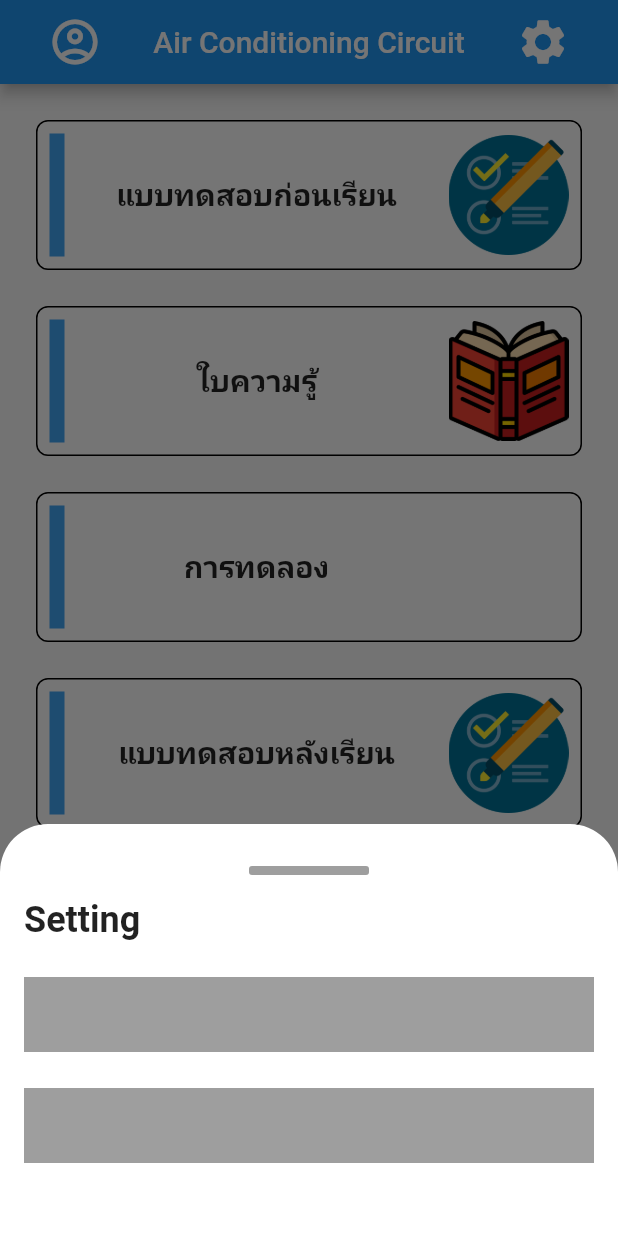
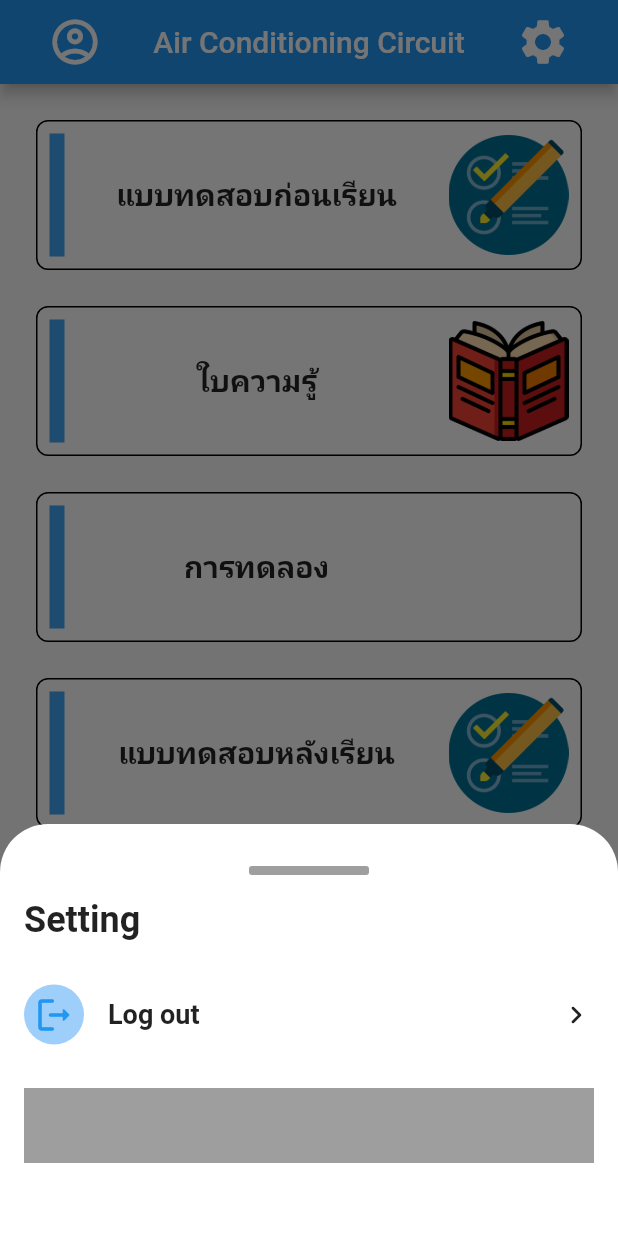
Before and after one commit to korkeng/flutter-sample-app, a Flutter app: the screen it shows after launch, after a tap on the "settings" icon, on a phone screen of 412 x 824 dp. Run offline on Flutter 3.47's test engine with Material 2 defaults, Android fonts, the phone set to English and light mode, and no system bars; Roboto replaces fonts that are missing (Subject Condensed).

Commit message:
Added logout button in setting modal sheet

```diff
--- a/lib/src/components/custom_appbar.dart
+++ b/lib/src/components/custom_appbar.dart
@@ -42,9 +42,45 @@ class CustomAppBar extends AppBar {
                               ),
                             ),
                             const SizedBox(height: 24),
-                            Container(
-                              height: 50,
-                              color: Colors.black38,
+                            GestureDetector(
+                              onTap: () {},
+                              child: Container(
+                                color: Colors.transparent,
+                                height: 50,
+                                child: Row(
+                                  mainAxisAlignment:
+                                      MainAxisAlignment.spaceBetween,
+                                  children: [
+                                    Row(
+                                      children: [
+                                        Container(
+                                          width: 40,
+                                          height: 40,
+                                          alignment: Alignment.center,
+                                          decoration: const BoxDecoration(
+                                            shape: BoxShape.circle,
+                                            color: Color(0xFF9ECEFA),
+                                          ),
+                                          child: const Icon(
+                                            Icons.logout_rounded,
+                                            color: Colors.blue,
+                                            size: 28,
+                                          ),
+                                        ),
+                                        const SizedBox(width: 16),
+                                        const Text(
+                                          'Log out',
+                                          style: TextStyle(
+                                            fontWeight: FontWeight.bold,
+                                            fontSize: 18,
+                                          ),
+                                        ),
+                                      ],
+                                    ),
+                                    const Icon(Icons.chevron_right_rounded),
+                                  ],
+                                ),
+                              ),
                             ),
                             const SizedBox(height: 24),
                             Container(
```
